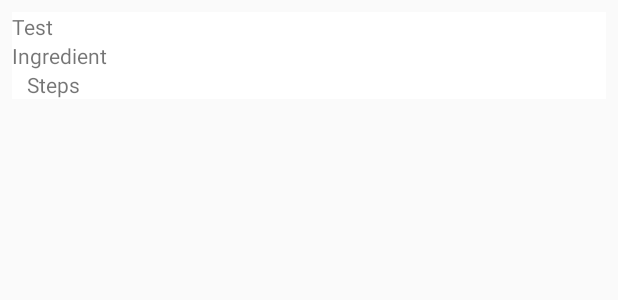
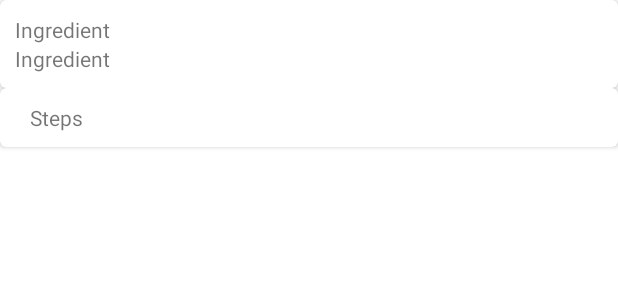
Before and after one commit to MaherSoua/BankingApp, an Android app: the layout fragment_recipe_details.xml on its own in the app's theme, with its tools: preview values and no code run, on a phone screen of 412 x 824 dp. Shown: the top 300 px of the screen. Run offline under Robolectric (Android 15) with nearby library versions, the phone set to English and light mode, and no system bars.

```diff
--- a/app/src/main/java/com/mahersoua/bakingapp/adapters/StepsAdapter.java
+++ b/app/src/main/java/com/mahersoua/bakingapp/adapters/StepsAdapter.java
@@ -89,6 +89,7 @@ public class StepsAdapter extends RecyclerView.Adapter<StepsAdapter.StepHolder>
                     } else {
                         StepDetailsFragment stepDetailsFragment = new StepDetailsFragment();
                         stepDetailsFragment.setStepList(mList);
+                        stepDetailsFragment.setCurrentPage((int) v.getTag());
                         ((AppCompatActivity )mContext).getSupportFragmentManager()
                                 .beginTransaction()
                                 .replace(R.id.fragmentContainer, stepDetailsFragment)
--- a/app/src/main/java/com/mahersoua/bakingapp/fragment/RecipeStepsDetailsFragment.java
+++ b/app/src/main/java/com/mahersoua/bakingapp/fragment/RecipeStepsDetailsFragment.java
@@ -1,5 +1,6 @@
 package com.mahersoua.bakingapp.fragment;
 
+import android.content.res.Configuration;
 import android.os.Bundle;
 import android.support.annotation.NonNull;
 import android.support.annotation.Nullable;
@@ -9,6 +10,7 @@ import android.support.v7.app.AppCompatActivity;
 import android.view.LayoutInflater;
 import android.view.View;
 import android.view.ViewGroup;
+import android.widget.Toast;
 
 import com.mahersoua.bakingapp.models.RecipeModel;
 import com.mahersoua.user.bakingapp.R;
--- a/app/src/main/java/com/mahersoua/bakingapp/models/RecipeModel.java
+++ b/app/src/main/java/com/mahersoua/bakingapp/models/RecipeModel.java
@@ -19,9 +19,11 @@ public class RecipeModel implements Parcelable {
     private ArrayList<StepModel> steps;
     private int servings;
 
+
     protected RecipeModel(Parcel in) {
         id = in.readInt();
         name = in.readString();
+        ingredients = in.createTypedArrayList(IngredientModel.CREATOR);
         steps = in.createTypedArrayList(StepModel.CREATOR);
         servings = in.readInt();
     }
@@ -87,6 +89,7 @@ public class RecipeModel implements Parcelable {
     public void writeToParcel(Parcel dest, int flags) {
         dest.writeInt(id);
         dest.writeString(name);
+        dest.writeTypedList(ingredients);
         dest.writeTypedList(steps);
         dest.writeInt(servings);
     }
--- a/app/src/main/res/layout/fragment_recipe_details.xml
+++ b/app/src/main/res/layout/fragment_recipe_details.xml
@@ -1,64 +1,46 @@
 <?xml version="1.0" encoding="utf-8"?>
-<android.support.constraint.ConstraintLayout xmlns:android="http://schemas.android.com/apk/res/android"
-    xmlns:app="http://schemas.android.com/apk/res-auto"
-    xmlns:tools="http://schemas.android.com/tools"
+<LinearLayout android:layout_width="match_parent"
+    android:layout_height="match_parent"
+    xmlns:card_view="http://schemas.android.com/apk/res-auto"
+    android:background="@android:color/white"
+    android:orientation="vertical"
+    android:clickable="true"
+    xmlns:android="http://schemas.android.com/apk/res/android">
+
+    <android.support.v7.widget.CardView
         android:layout_width="match_parent"
-    android:layout_height="match_parent"
-    android:orientation="vertical">
-
-    <LinearLayout
-        android:id="@+id/linearLayout"
-        android:layout_width="match_parent"
-        android:layout_height="0dp"
-        android:layout_marginBottom="8dp"
-        android:layout_marginEnd="8dp"
-        android:layout_marginLeft="8dp"
-        android:layout_marginRight="8dp"
-        android:layout_marginStart="8dp"
-        android:layout_marginTop="8dp"
-        android:layout_weight=".40"
-        android:orientation="vertical"
-        app:layout_constraintBottom_toBottomOf="parent"
-        app:layout_constraintHorizontal_bias="0.0"
-        app:layout_constraintStart_toStartOf="parent"
-        app:layout_constraintTop_toTopOf="parent"
-        app:layout_constraintVertical_bias="0.0">
+        android:layout_height="wrap_content"
+        card_view:cardCornerRadius="4dp">
 
         <LinearLayout
             android:layout_width="match_parent"
             android:layout_height="wrap_content"
-                android:background="@android:color/white"
-                android:orientation="vertical">
-
-                <TextView
-                    android:id="@+id/ingredients"
-                    android:layout_width="match_parent"
-                    android:layout_height="wrap_content"
-                    android:text="Test" />
-
-                <LinearLayout
-                    android:layout_width="match_parent"
-                    android:layout_height="wrap_content"
-                    android:orientation="vertical">
-
+            android:orientation="vertical"
+            android:padding="10dp">
             <TextView
                 android:id="@+id/ingredientLabel"
                 android:layout_width="match_parent"
                 android:layout_height="wrap_content"
                 android:text="Ingredient" />
 
-                    <android.support.v7.widget.RecyclerView
+            <TextView
                 android:id="@+id/ingredientsContainer"
                 android:layout_width="match_parent"
-                        android:layout_height="wrap_content" />
+                android:layout_height="wrap_content"
+                android:text="Ingredient" />
         </LinearLayout>
+    </android.support.v7.widget.CardView>
 
+    <android.support.v7.widget.CardView
+        android:layout_width="match_parent"
+        android:layout_height="wrap_content"
+        card_view:cardCornerRadius="4dp">
 
         <LinearLayout
             android:layout_width="match_parent"
             android:layout_height="wrap_content"
-                    android:orientation="vertical">
-
+            android:orientation="vertical"
+            android:padding="10dp">
             <TextView
                 android:id="@+id/stepsLabel"
                 android:layout_width="match_parent"
@@ -71,7 +53,6 @@
                 android:layout_width="match_parent"
                 android:layout_height="wrap_content" />
         </LinearLayout>
+    </android.support.v7.widget.CardView>
 
 </LinearLayout>
-    </LinearLayout>
-</android.support.constraint.ConstraintLayout>
--- a/build.gradle
+++ b/build.gradle
@@ -31,4 +31,5 @@ ext {
     archLifecycleVersion = '1.1.0'
     retrofitVersion = '2.4.0'
     exoPlayerVersion = '2.8.2'
+    constraintLayoutVersion = '1.1.2'
 }
```
Also changed, not shown: app/build.gradle (+7 -2 lines), app/src/main/java/com/mahersoua/bakingapp/fragment/RecipeDetailsFragment.java (+21 -5 lines), app/src/main/java/com/mahersoua/bakingapp/fragment/StepDetailsFragment.java (+32 -18 lines), app/src/main/java/com/mahersoua/bakingapp/fragment/StepItemFragment.java (+87 -22 lines), app/src/main/res/layout/fragment_step_item.xml (+6 -3 lines). Lines whose indentation alone changed are shown as unchanged.
